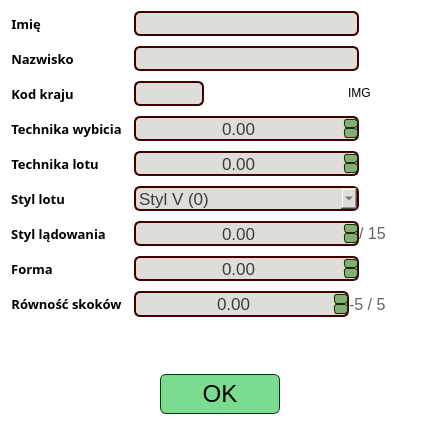
The window that source/UI/EditorWidgets/JumperEditorWidget.ui (SiekamCebule/sj-sim) describes before a commit, drawn with Qt 5.
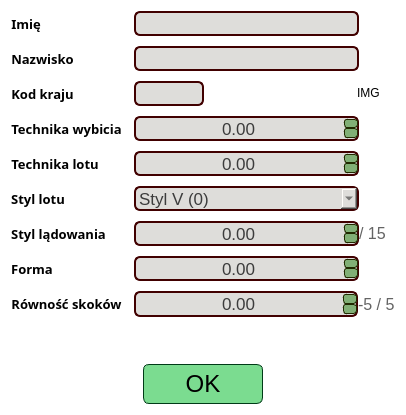
The same window after the commit.

The edit to the form file:
```diff
--- a/source/UI/EditorWidgets/JumperEditorWidget.ui
+++ b/source/UI/EditorWidgets/JumperEditorWidget.ui
@@ -6,8 +6,8 @@
    <rect>
     <x>0</x>
     <y>0</y>
-    <width>440</width>
-    <height>425</height>
+    <width>406</width>
+    <height>415</height>
    </rect>
   </property>
   <property name="windowTitle">
@@ -805,7 +805,7 @@
          <item>
           <widget class="QDoubleSpinBox" name="doubleSpinBox_jumpsEquality">
            <property name="sizePolicy">
-            <sizepolicy hsizetype="Minimum" vsizetype="Fixed">
+            <sizepolicy hsizetype="Preferred" vsizetype="Fixed">
              <horstretch>0</horstretch>
              <verstretch>0</verstretch>
             </sizepolicy>
@@ -881,35 +881,38 @@
        </item>
       </layout>
      </item>
+    </layout>
+   </item>
+   <item>
+    <layout class="QHBoxLayout" name="horizontalLayout_3">
      <item>
-      <spacer name="horizontalSpacer_betweenJumperInfoAndCharacteristics">
+      <spacer name="horizontalSpacer_3">
        <property name="orientation">
         <enum>Qt::Horizontal</enum>
        </property>
        <property name="sizeHint" stdset="0">
         <size>
-         <width>184</width>
+         <width>40</width>
          <height>20</height>
         </size>
        </property>
       </spacer>
      </item>
      <item>
-      <layout class="QVBoxLayout" name="verticalLayout_characteristicsEditor">
-       <item>
-        <spacer name="verticalSpacer">
-         <property name="orientation">
-          <enum>Qt::Vertical</enum>
-         </property>
-         <property name="sizeHint" stdset="0">
-          <size>
-           <width>20</width>
-           <height>40</height>
-          </size>
-         </property>
-        </spacer>
-       </item>
-      </layout>
+      <layout class="QVBoxLayout" name="verticalLayout_characteristicsEditor"/>
+     </item>
+     <item>
+      <spacer name="horizontalSpacer_4">
+       <property name="orientation">
+        <enum>Qt::Horizontal</enum>
+       </property>
+       <property name="sizeHint" stdset="0">
+        <size>
+         <width>40</width>
+         <height>20</height>
+        </size>
+       </property>
+      </spacer>
      </item>
     </layout>
    </item>
```
